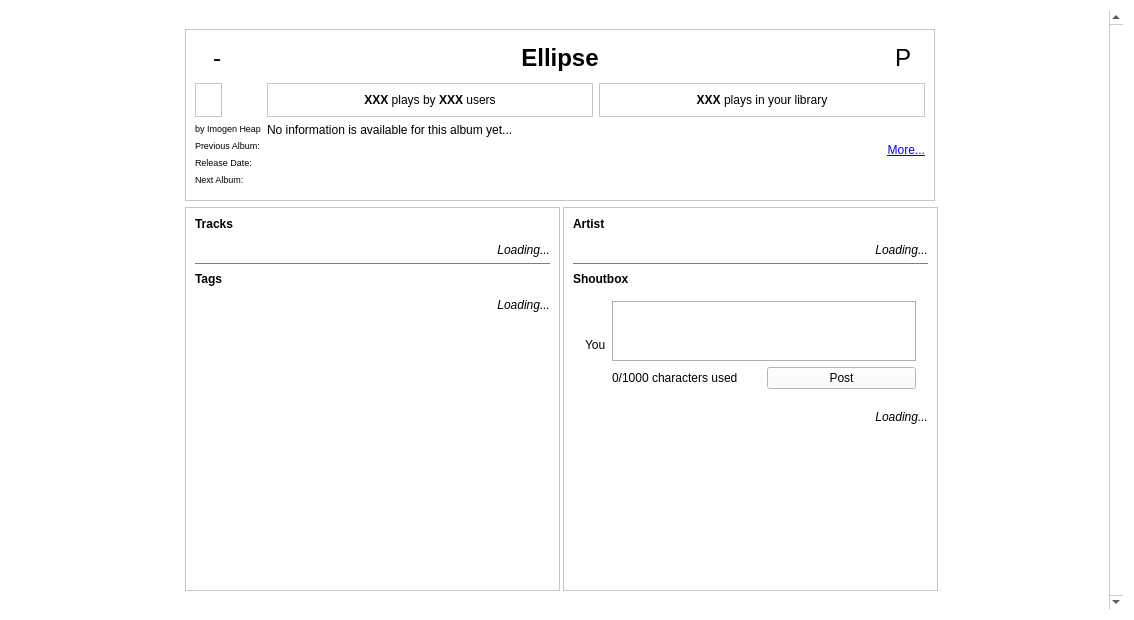
First picture: the form in halbumcontext.ui, repository jnetterf/hathor, before the edit.
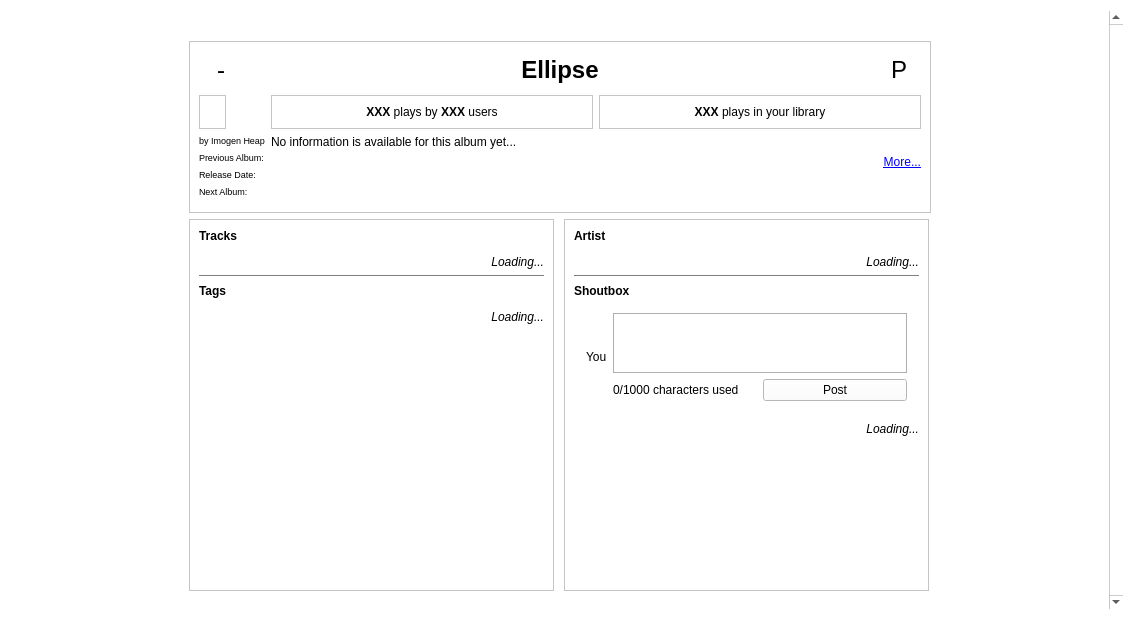
Second picture: the form after the edit. Icons and pictures are not drawn. Custom widgets are drawn as their Qt base class.

Commit message: Made the style consistent between platforms, general fixes.

What changed in the file:
```diff
--- a/halbumcontext.ui
+++ b/halbumcontext.ui
@@ -468,17 +468,17 @@
           </size>
          </property>
          <layout class="QGridLayout" name="gridLayout_9">
-          <item row="3" column="0">
+          <item row="3" column="1">
            <widget class="QFrame" name="frame_7">
             <property name="minimumSize">
              <size>
-              <width>375</width>
+              <width>365</width>
               <height>0</height>
              </size>
             </property>
             <property name="maximumSize">
              <size>
-              <width>375</width>
+              <width>365</width>
               <height>16777215</height>
              </size>
             </property>
@@ -498,11 +498,7 @@
                 </sizepolicy>
                </property>
                <property name="text">
-                <string>&lt;!DOCTYPE HTML PUBLIC &quot;-//W3C//DTD HTML 4.0//EN&quot; &quot;http://www.w3.org/TR/REC-html40/strict.dtd&quot;&gt;
-&lt;html&gt;&lt;head&gt;&lt;meta name=&quot;qrichtext&quot; content=&quot;1&quot; /&gt;&lt;style type=&quot;text/css&quot;&gt;
-p, li { white-space: pre-wrap; }
-&lt;/style&gt;&lt;/head&gt;&lt;body style=&quot; font-family:'Sans Serif'; font-size:9pt; font-weight:400; font-style:normal;&quot;&gt;
-&lt;p style=&quot; margin-top:0px; margin-bottom:0px; margin-left:0px; margin-right:0px; -qt-block-indent:0; text-indent:0px;&quot;&gt;&lt;span style=&quot; font-weight:600; color:#000000;&quot;&gt;Tracks&lt;/span&gt;&lt;/p&gt;&lt;/body&gt;&lt;/html&gt;</string>
+                <string>&lt;B&gt;Tracks</string>
                </property>
               </widget>
              </item>
@@ -519,11 +515,7 @@
              <item>
               <widget class="QLabel" name="label_moreTracks">
                <property name="text">
-                <string>&lt;!DOCTYPE HTML PUBLIC &quot;-//W3C//DTD HTML 4.0//EN&quot; &quot;http://www.w3.org/TR/REC-html40/strict.dtd&quot;&gt;
-&lt;html&gt;&lt;head&gt;&lt;meta name=&quot;qrichtext&quot; content=&quot;1&quot; /&gt;&lt;style type=&quot;text/css&quot;&gt;
-p, li { white-space: pre-wrap; }
-&lt;/style&gt;&lt;/head&gt;&lt;body style=&quot; font-family:'Sans Serif'; font-size:9pt; font-weight:400; font-style:normal;&quot;&gt;
-&lt;p align=&quot;right&quot; style=&quot; margin-top:0px; margin-bottom:0px; margin-left:0px; margin-right:0px; -qt-block-indent:0; text-indent:0px;&quot;&gt;&lt;span style=&quot; font-style:italic;&quot;&gt;Loading...&lt;/span&gt;&lt;/p&gt;&lt;/body&gt;&lt;/html&gt;</string>
+                <string>&lt;p align=&quot;right&quot;&gt;&lt;I&gt;Loading...</string>
                </property>
               </widget>
              </item>
@@ -537,11 +529,7 @@
              <item>
               <widget class="QLabel" name="label_4">
                <property name="text">
-                <string>&lt;!DOCTYPE HTML PUBLIC &quot;-//W3C//DTD HTML 4.0//EN&quot; &quot;http://www.w3.org/TR/REC-html40/strict.dtd&quot;&gt;
-&lt;html&gt;&lt;head&gt;&lt;meta name=&quot;qrichtext&quot; content=&quot;1&quot; /&gt;&lt;style type=&quot;text/css&quot;&gt;
-p, li { white-space: pre-wrap; }
-&lt;/style&gt;&lt;/head&gt;&lt;body style=&quot; font-family:'Sans Serif'; font-size:9pt; font-weight:400; font-style:normal;&quot;&gt;
-&lt;p style=&quot; margin-top:0px; margin-bottom:0px; margin-left:0px; margin-right:0px; -qt-block-indent:0; text-indent:0px;&quot;&gt;&lt;span style=&quot; font-weight:600;&quot;&gt;Tags&lt;/span&gt;&lt;/p&gt;&lt;/body&gt;&lt;/html&gt;</string>
+                <string>&lt;B&gt;Tags</string>
                </property>
               </widget>
              </item>
@@ -558,11 +546,7 @@
              <item>
               <widget class="QLabel" name="label_moreTags">
                <property name="text">
-                <string>&lt;!DOCTYPE HTML PUBLIC &quot;-//W3C//DTD HTML 4.0//EN&quot; &quot;http://www.w3.org/TR/REC-html40/strict.dtd&quot;&gt;
-&lt;html&gt;&lt;head&gt;&lt;meta name=&quot;qrichtext&quot; content=&quot;1&quot; /&gt;&lt;style type=&quot;text/css&quot;&gt;
-p, li { white-space: pre-wrap; }
-&lt;/style&gt;&lt;/head&gt;&lt;body style=&quot; font-family:'Sans Serif'; font-size:9pt; font-weight:400; font-style:normal;&quot;&gt;
-&lt;p align=&quot;right&quot; style=&quot; margin-top:0px; margin-bottom:0px; margin-left:0px; margin-right:0px; -qt-block-indent:0; text-indent:0px;&quot;&gt;&lt;span style=&quot; font-style:italic;&quot;&gt;Loading...&lt;/span&gt;&lt;/p&gt;&lt;/body&gt;&lt;/html&gt;</string>
+                <string>&lt;p align=&quot;right&quot;&gt;&lt;I&gt;Loading...</string>
                </property>
               </widget>
              </item>
@@ -582,7 +566,7 @@
             </layout>
            </widget>
           </item>
-          <item row="3" column="2">
+          <item row="0" column="3" rowspan="4">
            <spacer name="verticalSpacer">
             <property name="orientation">
              <enum>Qt::Vertical</enum>
@@ -595,17 +579,17 @@
             </property>
            </spacer>
           </item>
-          <item row="3" column="1">
+          <item row="3" column="2">
            <widget class="QFrame" name="frame_12">
             <property name="minimumSize">
              <size>
-              <width>375</width>
+              <width>365</width>
               <height>0</height>
              </size>
             </property>
             <property name="maximumSize">
              <size>
-              <width>375</width>
+              <width>365</width>
               <height>16777215</height>
              </size>
             </property>
@@ -625,11 +609,7 @@
                 </sizepolicy>
                </property>
                <property name="text">
-                <string>&lt;!DOCTYPE HTML PUBLIC &quot;-//W3C//DTD HTML 4.0//EN&quot; &quot;http://www.w3.org/TR/REC-html40/strict.dtd&quot;&gt;
-&lt;html&gt;&lt;head&gt;&lt;meta name=&quot;qrichtext&quot; content=&quot;1&quot; /&gt;&lt;style type=&quot;text/css&quot;&gt;
-p, li { white-space: pre-wrap; }
-&lt;/style&gt;&lt;/head&gt;&lt;body style=&quot; font-family:'Sans Serif'; font-size:9pt; font-weight:400; font-style:normal;&quot;&gt;
-&lt;p style=&quot; margin-top:0px; margin-bottom:0px; margin-left:0px; margin-right:0px; -qt-block-indent:0; text-indent:0px;&quot;&gt;&lt;span style=&quot; font-weight:600; color:#000000;&quot;&gt;Artist&lt;/span&gt;&lt;/p&gt;&lt;/body&gt;&lt;/html&gt;</string>
+                <string>&lt;B&gt;Artist</string>
                </property>
               </widget>
              </item>
@@ -652,11 +632,7 @@
                 </sizepolicy>
                </property>
                <property name="text">
-                <string>&lt;!DOCTYPE HTML PUBLIC &quot;-//W3C//DTD HTML 4.0//EN&quot; &quot;http://www.w3.org/TR/REC-html40/strict.dtd&quot;&gt;
-&lt;html&gt;&lt;head&gt;&lt;meta name=&quot;qrichtext&quot; content=&quot;1&quot; /&gt;&lt;style type=&quot;text/css&quot;&gt;
-p, li { white-space: pre-wrap; }
-&lt;/style&gt;&lt;/head&gt;&lt;body style=&quot; font-family:'Sans Serif'; font-size:9pt; font-weight:400; font-style:normal;&quot;&gt;
-&lt;p align=&quot;right&quot; style=&quot; margin-top:0px; margin-bottom:0px; margin-left:0px; margin-right:0px; -qt-block-indent:0; text-indent:0px;&quot;&gt;&lt;span style=&quot; font-style:italic;&quot;&gt;Loading...&lt;/span&gt;&lt;/p&gt;&lt;/body&gt;&lt;/html&gt;</string>
+                <string>&lt;p align=&quot;right&quot;&gt;&lt;I&gt;Loading...</string>
                </property>
               </widget>
              </item>
@@ -1091,7 +1067,7 @@
                 </sizepolicy>
                </property>
                <property name="text">
-                <string>&lt;html&gt;&lt;head/&gt;&lt;body&gt;&lt;p&gt;&lt;span style=&quot; font-weight:600;&quot;&gt;Shoutbox&lt;/span&gt;&lt;/p&gt;&lt;/body&gt;&lt;/html&gt;</string>
+                <string>&lt;B&gt;Shoutbox</string>
                </property>
                <property name="alignment">
                 <set>Qt::AlignLeading|Qt::AlignLeft|Qt::AlignTop</set>
@@ -1621,7 +1597,7 @@
              <item>
               <widget class="QLabel" name="label_moreShoutbox">
                <property name="text">
-                <string>&lt;html&gt;&lt;head/&gt;&lt;body&gt;&lt;p align=&quot;right&quot;&gt;&lt;span style=&quot; font-style:italic;&quot;&gt;Loading...&lt;/span&gt;&lt;/p&gt;&lt;/body&gt;&lt;/html&gt;</string>
+                <string>&lt;p align=&quot;right&quot;&gt;&lt;I&gt;Loading...</string>
                </property>
               </widget>
              </item>
@@ -1641,17 +1617,30 @@
             </layout>
            </widget>
           </item>
-          <item row="0" column="0" rowspan="2" colspan="2">
+          <item row="0" column="0" rowspan="4">
+           <spacer name="verticalSpacer_2">
+            <property name="orientation">
+             <enum>Qt::Vertical</enum>
+            </property>
+            <property name="sizeHint" stdset="0">
+             <size>
+              <width>0</width>
+              <height>40</height>
+             </size>
+            </property>
+           </spacer>
+          </item>
+          <item row="2" column="1" colspan="2">
            <widget class="QFrame" name="frame_header">
             <property name="sizePolicy">
-             <sizepolicy hsizetype="Preferred" vsizetype="Minimum">
+             <sizepolicy hsizetype="Preferred" vsizetype="Maximum">
               <horstretch>0</horstretch>
               <verstretch>0</verstretch>
              </sizepolicy>
             </property>
             <property name="minimumSize">
              <size>
-              <width>0</width>
+              <width>738</width>
               <height>0</height>
              </size>
             </property>
@@ -2067,7 +2056,7 @@
                  <rect>
                   <x>0</x>
                   <y>0</y>
-                  <width>650</width>
+                  <width>638</width>
                   <height>79</height>
                  </rect>
                 </property>
```
The commit also changes 27 other files.
